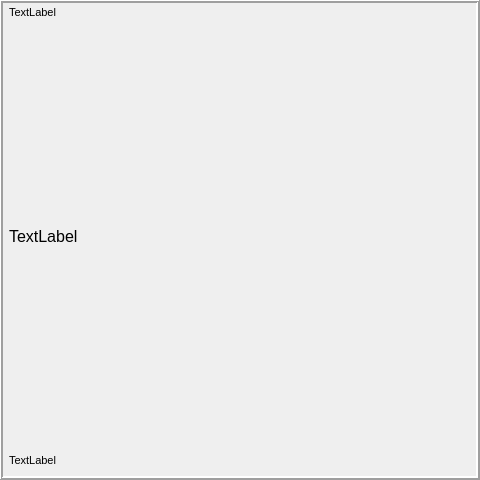
UBAS-Productions/Launchpad-Tool, file src/modules/overview.ui: the form before one commit.
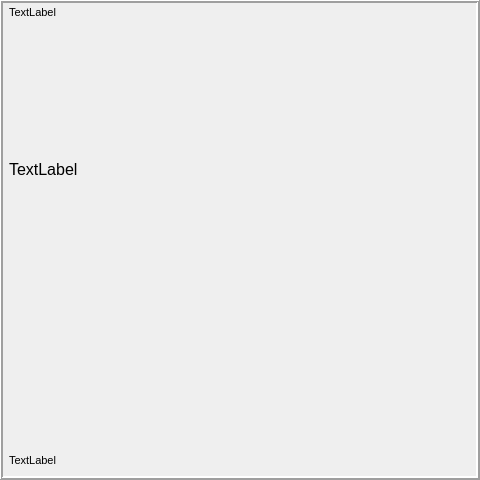
The form after the commit. Icons and pictures are not drawn.

What changed in the file:
```diff
--- a/src/modules/overview.ui
+++ b/src/modules/overview.ui
@@ -95,6 +95,9 @@
                                         <property name="scaledContents">
                                             <bool>true</bool>
                                         </property>
+          <property name="alignment">
+           <set>Qt::AlignLeading|Qt::AlignLeft|Qt::AlignTop</set>
+          </property>
                                         <property name="indent">
                                             <number>-1</number>
                                         </property>
```
Lines whose indentation alone changed are shown as unchanged.
